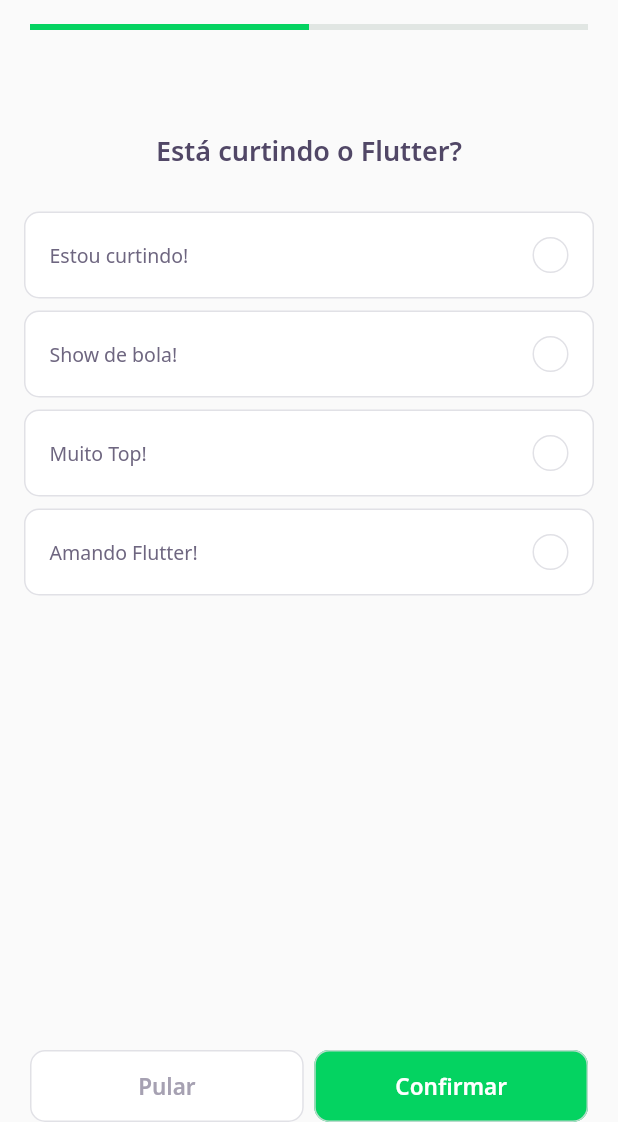
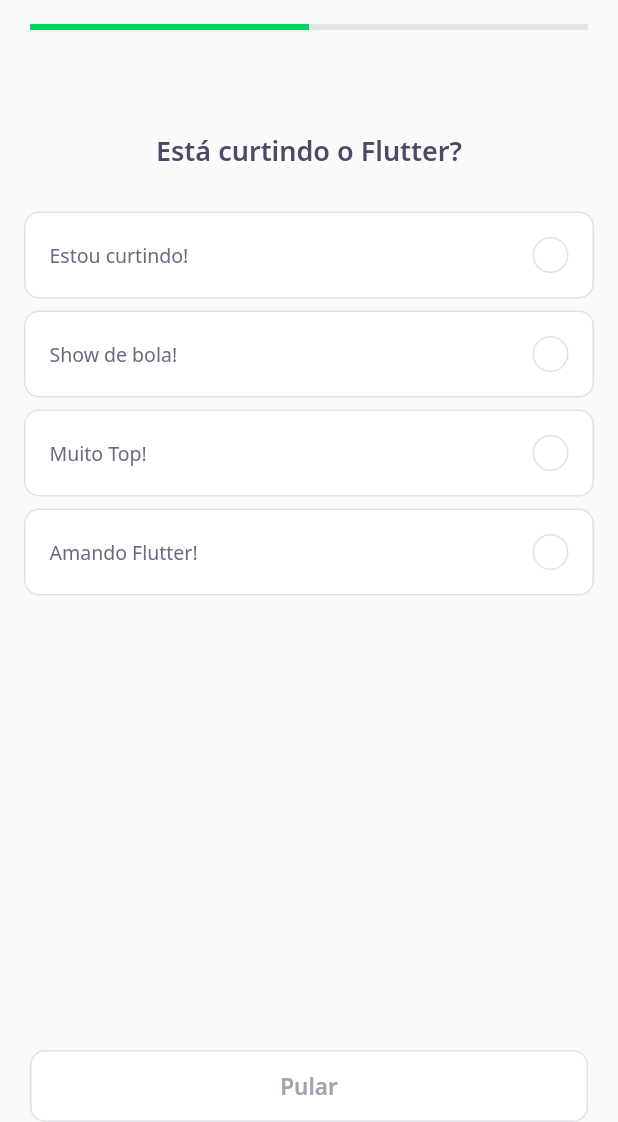
Before and after one commit to mattatito/dev.quiz, a Flutter app: the screen it shows after launch, after a tap on "NLW 5 - Flutter", on a phone screen of 412 x 824 dp, the part 114-1236 px from its top. Run offline on Flutter 3.47's test engine with Material 2 defaults, Android fonts, the phone set to English and light mode, and no system bars; our stand-ins replace google_fonts; network calls fail.

Commit message:
questões funcionando

```diff
--- a/lib/challenge/challenge_page.dart
+++ b/lib/challenge/challenge_page.dart
@@ -31,6 +31,10 @@ class _ChallengePageState extends State<ChallengePage> {
     super.initState();
   }
 
+  void nextPage(){
+    pageController.nextPage(duration: Duration(milliseconds: 100), curve: Curves.linear);
+  }
+
   @override
   Widget build(BuildContext context) {
     return Scaffold(
@@ -56,7 +60,10 @@ class _ChallengePageState extends State<ChallengePage> {
         physics: NeverScrollableScrollPhysics(),
         children: widget.questions
             .map(
-              (question) => QuizWidget(question: question),
+              (question) => QuizWidget(
+                  question: question,
+                onChange: nextPage,
+              ),
             )
             .toList(),
         controller: pageController,
@@ -71,23 +78,30 @@ class _ChallengePageState extends State<ChallengePage> {
               Expanded(
                 child: NextButtonWidget.white(
                   label: "Pular",
-                  onTap: () {
-                    pageController.nextPage(
-                      duration: Duration(milliseconds: 100),
-                      curve: Curves.linear,
-                    );
-                  },
+                  onTap: nextPage,
                 ),
               ),
-              SizedBox(
+
+             ValueListenableBuilder(valueListenable: controller.currentPageNotifier, builder: (context,value,_) => Row(
+               children: [
+
+               ],
+             ))
+
+             /* SizedBox(
                 width: 7,
-              ),
+              ),*/
+              //Abordagens:
+              //Podemos tirar o botão de confirmar, fazendo com que o botão "pular" seja o de "avançar"
+              //Ou, podemos deixar MAS teria que alterar o fluxo do AnswerWidget para que ele selecione os itens
+              //para que o botão de "confirmar" faça sentido.
+              /*
               Expanded(
                 child: NextButtonWidget.green(
                   label: "Confirmar",
                   onTap: () {},
                 ),
-              )
+              )*/
             ],
           ),
         ),
--- a/lib/challenge/widgets/answer/answer_widget.dart
+++ b/lib/challenge/widgets/answer/answer_widget.dart
@@ -1,40 +1,47 @@
 import 'package:dev_quiz/core/app_colors.dart';
 import 'package:dev_quiz/core/app_text_styles.dart';
+import 'package:dev_quiz/shared/models/answer_model.dart';
 import 'package:flutter/material.dart';
 
 class AnswerWidget extends StatelessWidget {
-  final String title;
-  final bool isRight;
+  final AnswerModel answer;
   final bool isSelected;
+  final bool disabled;
+  final VoidCallback onTap;
 
   const AnswerWidget({
     Key? key,
-    required this.title,
-    this.isRight = false,
+    required this.answer,
+    required this.onTap,
+    this.disabled = false,
     this.isSelected = false
   }) : super(key: key);
 
   Color get _selectedColorRight =>
-      isRight ? AppColors.darkGreen : AppColors.darkRed;
+      answer.isRight ? AppColors.darkGreen : AppColors.darkRed;
 
   Color get _selectedBorderRight =>
-      isRight ? AppColors.lightGreen : AppColors.lightRed;
+      answer.isRight ? AppColors.lightGreen : AppColors.lightRed;
 
   Color get _selectedColorCardRight =>
-      isRight ? AppColors.lightGreen : AppColors.lightRed;
+      answer.isRight ? AppColors.lightGreen : AppColors.lightRed;
 
   Color get _selectedBorderCardRight =>
-      isRight ? AppColors.green : AppColors.red;
+      answer.isRight ? AppColors.green : AppColors.red;
 
   TextStyle get _selectedTextStyleRight =>
-      isRight ? AppTextStyles.bodyDarkGreen : AppTextStyles.bodyDarkRed;
+      answer.isRight ? AppTextStyles.bodyDarkGreen : AppTextStyles.bodyDarkRed;
 
-  IconData get _selectedIconRight => isRight ? Icons.check : Icons.close;
+  IconData get _selectedIconRight => answer.isRight ? Icons.check : Icons.close;
 
   @override
   Widget build(BuildContext context) {
     return Padding(
       padding: const EdgeInsets.symmetric(horizontal: 16.0, vertical: 4),
+      child: IgnorePointer(
+        ignoring: disabled,
+        child: GestureDetector(
+          onTap: onTap,
           child: Container(
             padding: EdgeInsets.all(16),
             decoration: BoxDecoration(
@@ -47,7 +54,7 @@ class AnswerWidget extends StatelessWidget {
               children: [
                 Expanded(
                   child: Text(
-                title,
+                    answer.title,
                     style: isSelected? _selectedTextStyleRight : AppTextStyles.body,
                   ),
                 ),
@@ -64,6 +71,8 @@ class AnswerWidget extends StatelessWidget {
               ],
             ),
           ),
+        ),
+      ),
     );
   }
 }
--- /dev/null
+++ b/lib/challenge/widgets/quiz/quiz_controller.dart
@@ -0,0 +1,4 @@
+class QuizController {
+  var indexSelected = 0;
+  //IMPLEMENTAR
+}
--- a/lib/challenge/widgets/quiz/quiz_widget.dart
+++ b/lib/challenge/widgets/quiz/quiz_widget.dart
@@ -3,25 +3,50 @@ import 'package:dev_quiz/core/app_text_styles.dart';
 import 'package:dev_quiz/shared/models/question_model.dart';
 import 'package:flutter/material.dart';
 
-class QuizWidget extends StatelessWidget {
+class QuizWidget extends StatefulWidget {
+  final QuestionModel question;
+  final VoidCallback onChange;
 
-  final QuestionModel question;
-  const QuizWidget({Key? key ,required this.question}) : super(key: key);
+  const QuizWidget({Key? key, required this.question,required this.onChange}) : super(key: key);
+
+  @override
+  _QuizWidgetState createState() => _QuizWidgetState();
+}
+
+class _QuizWidgetState extends State<QuizWidget> {
+  int _indexSelected = -1;
+
+  answer(int index) => widget.question.answers[index];
 
   @override
   Widget build(BuildContext context) {
     return Container(
       child: Column(
         children: [
-          SizedBox(height: 64,),
+          SizedBox(
+            height: 64,
+          ),
           Text(
-            question.title,
+            widget.question.title,
             style: AppTextStyles.heading,
           ),
           SizedBox(
             height: 24,
           ),
-          ...question.answers.map((answer)=> AnswerWidget(title: answer.title, isRight: answer.isRight,)),
+          for (var i = 0; i < widget.question.answers.length; i++)
+              AnswerWidget(
+                onTap: (){
+                  _indexSelected = i;
+
+                  setState(() {
+                  });
+
+                  Future.delayed(Duration(seconds: 1)).then((value) => widget.onChange());
+                },
+                disabled: _indexSelected != -1,
+                isSelected: _indexSelected == i,
+                answer: answer(i),
+              )
         ],
       ),
     );
```
Lines whose indentation alone changed are shown as unchanged.
